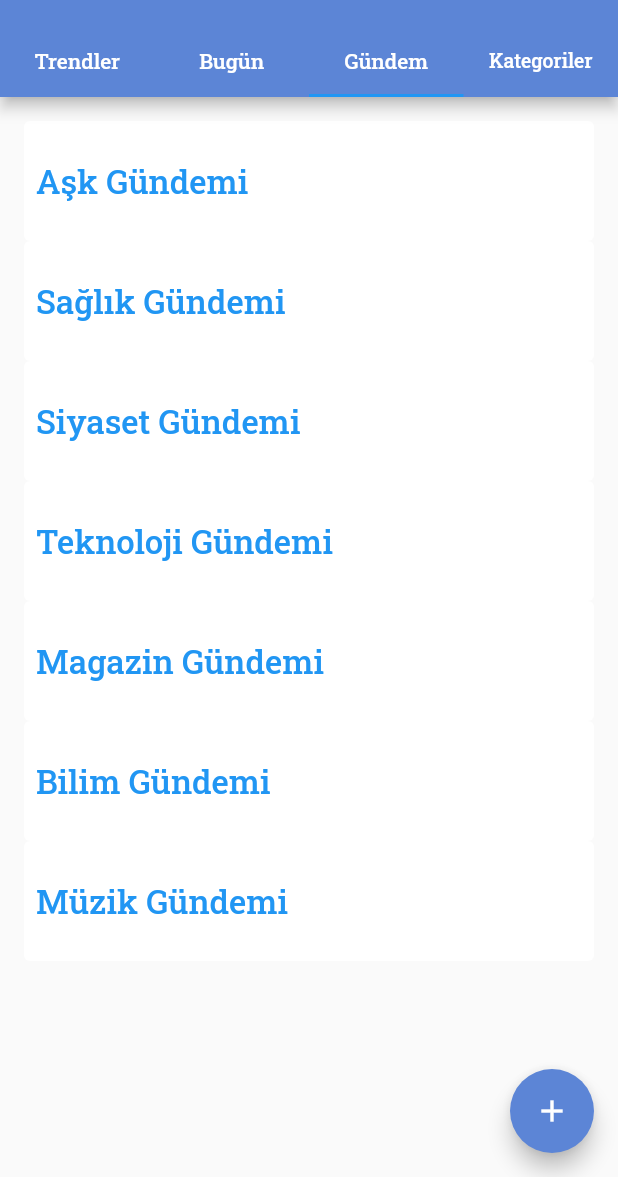
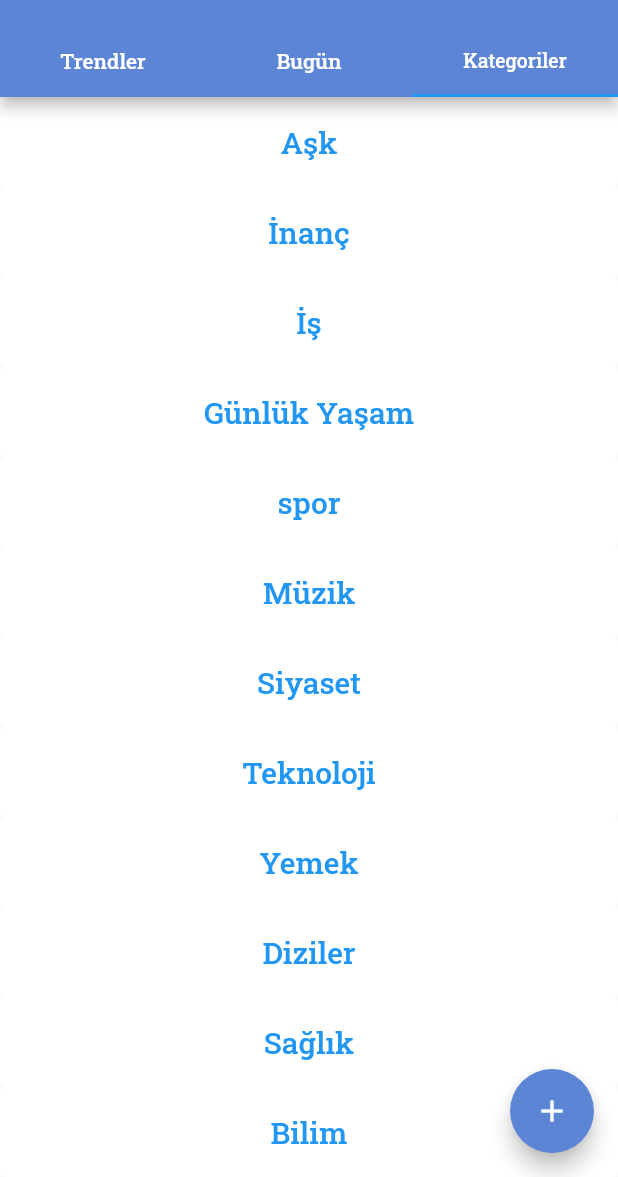
Before and after one commit to seheerst/BanaSorApp, a Flutter app: the Anasayfa screen opened directly, tab 3 chosen, on a phone screen of 412 x 824 dp, the part 59-1236 px from its top. Run offline on Flutter 3.47's test engine with Material 2 defaults, Android fonts, the phone set to English and light mode, and no system bars; our stand-ins replace cloud_firestore, firebase_auth, firebase_core, font_awesome_flutter, like_button; accounts and stored records are empty.

Commit message:
feat: Edited

```diff
--- a/lib/screens/anasayfa.dart
+++ b/lib/screens/anasayfa.dart
@@ -2,11 +2,12 @@ import 'package:bana_sor_app/constants/sabitler.dart';
 import 'package:bana_sor_app/screens/kategori.dart';
 import 'package:bana_sor_app/screens/trending.dart';
 import 'package:bana_sor_app/screens/yeniler.dart';
+
 import 'package:flutter/material.dart';
 
 import '../widgets/DrawerMenu.dart';
 import 'add_entry.dart';
-import 'gundem.dart';
+
 
 class Anasayfa extends StatefulWidget {
   const Anasayfa({Key? key}) : super(key: key);
@@ -24,7 +25,7 @@ class _AnasayfaState extends State<Anasayfa>
   void initState() {
     // TODO: implement initState
     super.initState();
-    tabController = TabController(length: 4, vsync: this);
+    tabController = TabController(length: 3, vsync: this);
   }
 
   @override
@@ -58,18 +59,17 @@ class _AnasayfaState extends State<Anasayfa>
         drawer: const DrawerMenu(),
         body: TabBarView(
           controller: tabController,
-          children: const [
+          children: [
             TrendScreen(),
-            YeniScreen(),
-            GundemScreen(),
-            KategoriScreen()
+           const YeniScreen(),
+            const KategoriScreen()
           ],
         ),
         floatingActionButton: FloatingActionButton(
           backgroundColor: Sabitler.anaRenk,
           onPressed: () {
-            Navigator.of(context).push(MaterialPageRoute(
-                builder: (context) => const AddEntryScreen()));
+            Navigator.of(context).push(
+                MaterialPageRoute(builder: (context) => const AddEntryScreen()));
           },
           child: const Icon(Icons.add),
         ),
@@ -93,12 +93,6 @@ class _AnasayfaState extends State<Anasayfa>
       ),
       Tab(
         child: Text(
-          'Gündem',
-          style: TextStyle(color: Colors.white),
-        ),
-      ),
-      Tab(
-        child: Text(
           'Kategoriler',
           style: TextStyle(color: Colors.white, fontSize: 13),
         ),
--- a/lib/screens/gundem.dart
+++ /dev/null
@@ -1,142 +0,0 @@
-import 'package:flutter/material.dart';
-
-class GundemScreen extends StatelessWidget {
-  const GundemScreen({Key? key}) : super(key: key);
-
-  @override
-  Widget build(BuildContext context) {
-    return Padding(
-      padding: const EdgeInsets.all(16.0),
-      child: ListView(
-        children: [
-          TextButton(
-            style: ButtonStyle(
-              minimumSize: MaterialStateProperty.all(
-                  Size(MediaQuery.of(context).size.width, 80)),
-              backgroundColor: MaterialStateProperty.all(Colors.white),
-              fixedSize: MaterialStateProperty.all(
-                const Size.fromWidth(50),
-              ),
-            ),
-            onPressed: () {},
-            child: const Align(
-              alignment: Alignment.centerLeft,
-              child: Text(
-                'Aşk Gündemi',
-                style: TextStyle(fontSize: 22),
-              ),
-            ),
-          ),
-          TextButton(
-            style: ButtonStyle(
-              minimumSize: MaterialStateProperty.all(
-                  Size(MediaQuery.of(context).size.width, 80)),
-              backgroundColor: MaterialStateProperty.all(Colors.white),
-              fixedSize: MaterialStateProperty.all(
-                const Size.fromWidth(50),
-              ),
-            ),
-            onPressed: () {},
-            child: const Align(
-              alignment: Alignment.centerLeft,
-              child: Text(
-                'Sağlık Gündemi',
-                style: TextStyle(fontSize: 22),
-              ),
-            ),
-          ),
-          TextButton(
-            style: ButtonStyle(
-              minimumSize: MaterialStateProperty.all(
-                  Size(MediaQuery.of(context).size.width, 80)),
-              backgroundColor: MaterialStateProperty.all(Colors.white),
-              fixedSize: MaterialStateProperty.all(
-                const Size.fromWidth(50),
-              ),
-            ),
-            onPressed: () {},
-            child: const Align(
-              alignment: Alignment.centerLeft,
-              child: Text(
-                'Siyaset Gündemi',
-                style: TextStyle(fontSize: 22),
-              ),
-            ),
-          ),
-          TextButton(
-            style: ButtonStyle(
-              minimumSize: MaterialStateProperty.all(
-                  Size(MediaQuery.of(context).size.width, 80)),
-              backgroundColor: MaterialStateProperty.all(Colors.white),
-              fixedSize: MaterialStateProperty.all(
-                const Size.fromWidth(50),
-              ),
-            ),
-            onPressed: () {},
-            child: const Align(
-              alignment: Alignment.centerLeft,
-              child: Text(
-                'Teknoloji Gündemi',
-                style: TextStyle(fontSize: 22),
-              ),
-            ),
-          ),
-          TextButton(
-            style: ButtonStyle(
-              minimumSize: MaterialStateProperty.all(
-                  Size(MediaQuery.of(context).size.width, 80)),
-              backgroundColor: MaterialStateProperty.all(Colors.white),
-              fixedSize: MaterialStateProperty.all(
-                const Size.fromWidth(50),
-              ),
-            ),
-            onPressed: () {},
-            child: const Align(
-              alignment: Alignment.centerLeft,
-              child: Text(
-                'Magazin Gündemi',
-                style: TextStyle(fontSize: 22),
-              ),
-            ),
-          ),
-          TextButton(
-            style: ButtonStyle(
-              minimumSize: MaterialStateProperty.all(
-                  Size(MediaQuery.of(context).size.width, 80)),
-              backgroundColor: MaterialStateProperty.all(Colors.white),
-              fixedSize: MaterialStateProperty.all(
-                const Size.fromWidth(50),
-              ),
-            ),
-            onPressed: () {},
-            child: const Align(
-              alignment: Alignment.centerLeft,
-              child: Text(
-                'Bilim Gündemi',
-                style: TextStyle(fontSize: 22),
-              ),
-            ),
-          ),
-          TextButton(
-            style: ButtonStyle(
-              minimumSize: MaterialStateProperty.all(
-                  Size(MediaQuery.of(context).size.width, 80)),
-              backgroundColor: MaterialStateProperty.all(Colors.white),
-              fixedSize: MaterialStateProperty.all(
-                const Size.fromWidth(50),
-              ),
-            ),
-            onPressed: () {},
-            child: const Align(
-              alignment: Alignment.centerLeft,
-              child: Text(
-                'Müzik Gündemi',
-                style: TextStyle(fontSize: 22),
-              ),
-            ),
-          ),
-        ],
-      ),
-    );
-  }
-}
```
